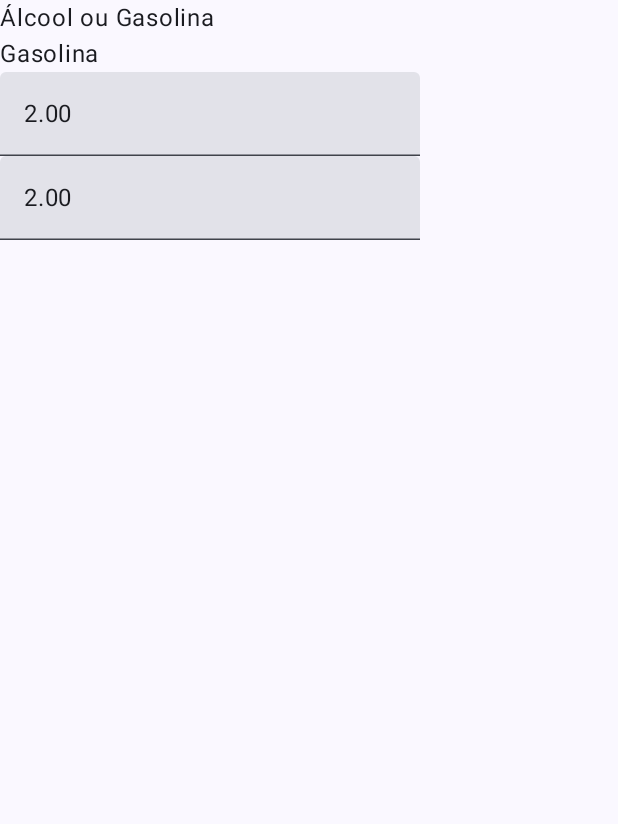
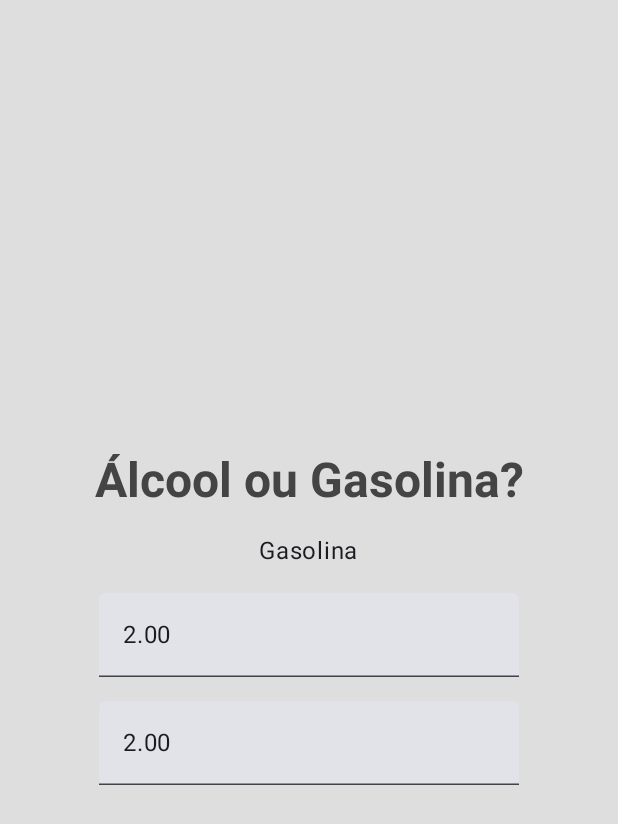
Before and after one commit to wgermanoribeiro/Alcool-ou-Gasolina, an Android app built with Jetpack Compose: the screen it shows after launch (MainActivity), on a phone screen of 412 x 824 dp. Shown: the top 824 px of the screen. Run offline under Robolectric (Android 15) with nearby library versions, the phone set to English and light mode, and no system bars.

Commit message:
Edição do texto principal e alinhamento dos componentes

```diff
--- a/app/src/main/java/br/com/germanoribeiro/alcoolougasolina/MainActivity.kt
+++ b/app/src/main/java/br/com/germanoribeiro/alcoolougasolina/MainActivity.kt
@@ -4,19 +4,29 @@ import android.os.Bundle
 import androidx.activity.ComponentActivity
 import androidx.activity.compose.setContent
 import androidx.activity.enableEdgeToEdge
+import androidx.compose.foundation.background
+import androidx.compose.foundation.layout.Arrangement
 import androidx.compose.foundation.layout.Box
 import androidx.compose.foundation.layout.Column
 import androidx.compose.foundation.layout.Row
+import androidx.compose.foundation.layout.Spacer
 import androidx.compose.foundation.layout.fillMaxSize
 import androidx.compose.foundation.layout.padding
+import androidx.compose.foundation.layout.size
 import androidx.compose.material3.MaterialTheme
 import androidx.compose.material3.Scaffold
 import androidx.compose.material3.Surface
 import androidx.compose.material3.Text
 import androidx.compose.material3.TextField
 import androidx.compose.runtime.Composable
+import androidx.compose.ui.Alignment
 import androidx.compose.ui.Modifier
+import androidx.compose.ui.graphics.Color
+import androidx.compose.ui.text.TextStyle
+import androidx.compose.ui.text.font.FontWeight
 import androidx.compose.ui.tooling.preview.Preview
+import androidx.compose.ui.unit.dp
+import androidx.compose.ui.unit.sp
 import br.com.germanoribeiro.alcoolougasolina.ui.theme.AlcoolOuGasolinaTheme
 
 class MainActivity : ComponentActivity() {
@@ -38,11 +48,34 @@ class MainActivity : ComponentActivity() {
 @Composable
 fun App() {
 
-    Column {
-        Text(text = "Álcool ou Gasolina")
+    Column (
+        Modifier
+            .background(color = Color(222, 222, 222, 255))
+            .fillMaxSize(),
+        verticalArrangement = Arrangement.Center,
+        horizontalAlignment = Alignment.CenterHorizontally
+    ) {
+        Text(text = "Álcool ou Gasolina?",
+            style = TextStyle(
+                color = Color.DarkGray,
+                fontSize = 32.sp,
+                fontWeight = FontWeight.Bold
+                )
+            )
+        Spacer(modifier = Modifier.size(16.dp))
         Text(text = "Gasolina")
+        Spacer(modifier = Modifier.size(16.dp))
         TextField(value = "2.00", onValueChange = {} )
+        Spacer(modifier = Modifier.size(16.dp))
         TextField(value = "2.00", onValueChange = {} )
     }
 
 }
+
+@Preview
+@Composable
+fun AppPreview(){
+    AlcoolOuGasolinaTheme {
+        App()
+    }
+}
```
